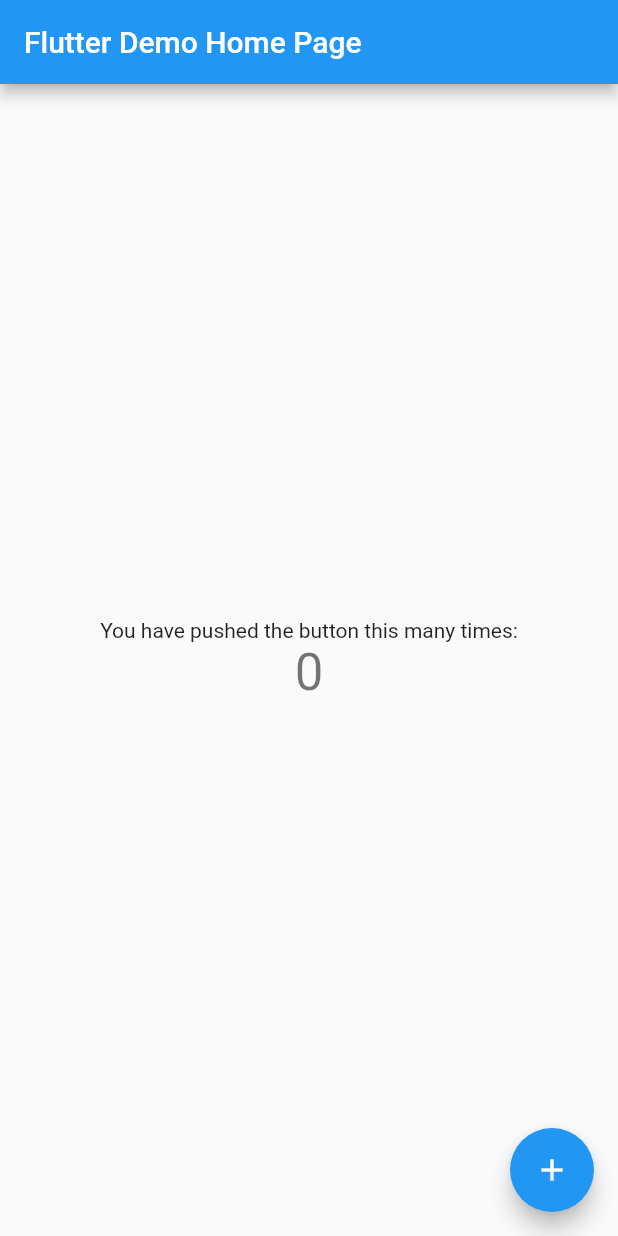
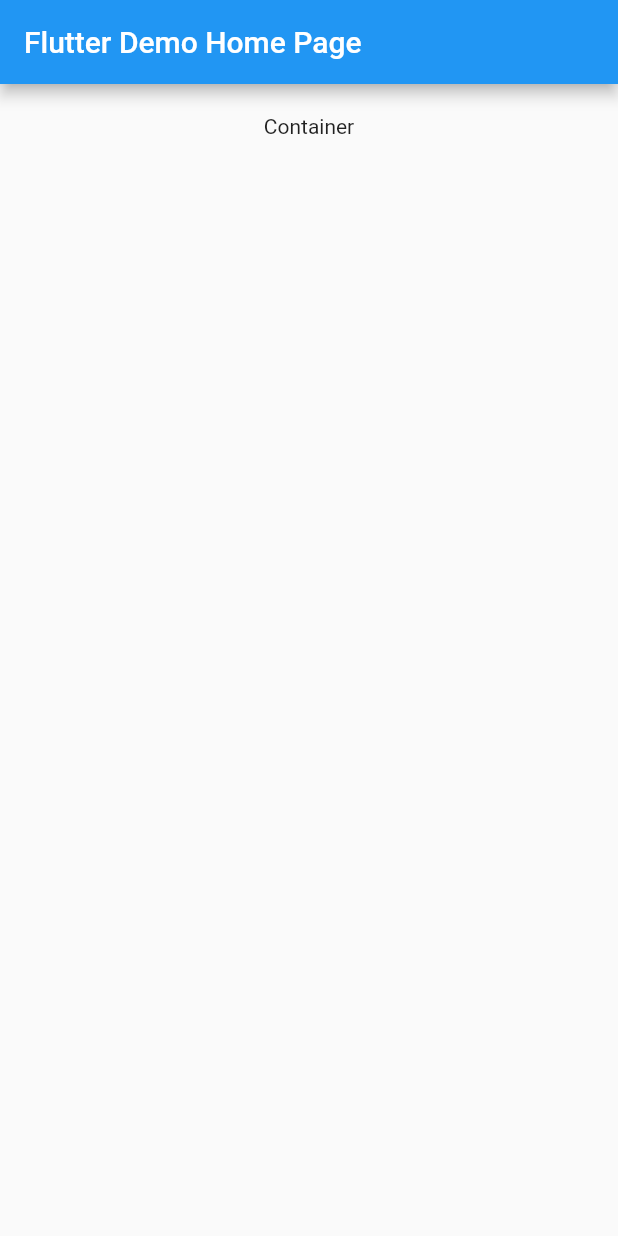
Before and after one commit to fcrawler/widget_crawler, a Flutter app: the screen it shows after launch, on a phone screen of 412 x 824 dp. Run offline on Flutter 3.47's test engine with Material 2 defaults, Android fonts, the phone set to English and light mode, and no system bars.

Commit message:
1. create container tile

```diff
--- a/lib/main.dart
+++ b/lib/main.dart
@@ -9,15 +9,6 @@ class MyApp extends StatelessWidget {
     return MaterialApp(
       title: 'Flutter Demo',
       theme: ThemeData(
-        // This is the theme of your application.
-        //
-        // Try running your application with "flutter run". You'll see the
-        // application has a blue toolbar. Then, without quitting the app, try
-        // changing the primarySwatch below to Colors.green and then invoke
-        // "hot reload" (press "r" in the console where you ran "flutter run",
-        // or simply save your changes to "hot reload" in a Flutter IDE).
-        // Notice that the counter didn't reset back to zero; the application
-        // is not restarted.
         primarySwatch: Colors.blue,
       ),
       home: MyHomePage(title: 'Flutter Demo Home Page'),
@@ -28,15 +19,6 @@ class MyApp extends StatelessWidget {
 class MyHomePage extends StatefulWidget {
   MyHomePage({Key key, this.title}) : super(key: key);
 
-  // This widget is the home page of your application. It is stateful, meaning
-  // that it has a State object (defined below) that contains fields that affect
-  // how it looks.
-
-  // This class is the configuration for the state. It holds the values (in this
-  // case the title) provided by the parent (in this case the App widget) and
-  // used by the build method of the State. Fields in a Widget subclass are
-  // always marked "final".
-
   final String title;
 
   @override
@@ -44,68 +26,24 @@ class MyHomePage extends StatefulWidget {
 }
 
 class _MyHomePageState extends State<MyHomePage> {
-  int _counter = 0;
 
-  void _incrementCounter() {
-    setState(() {
-      // This call to setState tells the Flutter framework that something has
-      // changed in this State, which causes it to rerun the build method below
-      // so that the display can reflect the updated values. If we changed
-      // _counter without calling setState(), then the build method would not be
-      // called again, and so nothing would appear to happen.
-      _counter++;
-    });
-  }
 
   @override
   Widget build(BuildContext context) {
-    // This method is rerun every time setState is called, for instance as done
-    // by the _incrementCounter method above.
-    //
-    // The Flutter framework has been optimized to make rerunning build methods
-    // fast, so that you can just rebuild anything that needs updating rather
-    // than having to individually change instances of widgets.
     return Scaffold(
       appBar: AppBar(
-        // Here we take the value from the MyHomePage object that was created by
-        // the App.build method, and use it to set our appbar title.
         title: Text(widget.title),
       ),
-      body: Center(
-        // Center is a layout widget. It takes a single child and positions it
-        // in the middle of the parent.
-        child: Column(
-          // Column is also a layout widget. It takes a list of children and
-          // arranges them vertically. By default, it sizes itself to fit its
-          // children horizontally, and tries to be as tall as its parent.
-          //
-          // Invoke "debug painting" (press "p" in the console, choose the
-          // "Toggle Debug Paint" action from the Flutter Inspector in Android
-          // Studio, or the "Toggle Debug Paint" command in Visual Studio Code)
-          // to see the wireframe for each widget.
-          //
-          // Column has various properties to control how it sizes itself and
-          // how it positions its children. Here we use mainAxisAlignment to
-          // center the children vertically; the main axis here is the vertical
-          // axis because Columns are vertical (the cross axis would be
-          // horizontal).
-          mainAxisAlignment: MainAxisAlignment.center,
-          children: <Widget>[
-            Text(
-              'You have pushed the button this many times:',
-            ),
-            Text(
-              '$_counter',
-              style: Theme.of(context).textTheme.display1,
-            ),
-          ],
-        ),
+      body: ListView(
+        children: <Widget>[
+          ListTile(
+            onTap: () => {},
+            leading: Center(
+              child: Text('Container'),
+            )
+          )
+        ],
       ),
-      floatingActionButton: FloatingActionButton(
-        onPressed: _incrementCounter,
-        tooltip: 'Increment',
-        child: Icon(Icons.add),
-      ), // This trailing comma makes auto-formatting nicer for build methods.
     );
   }
 }
```
